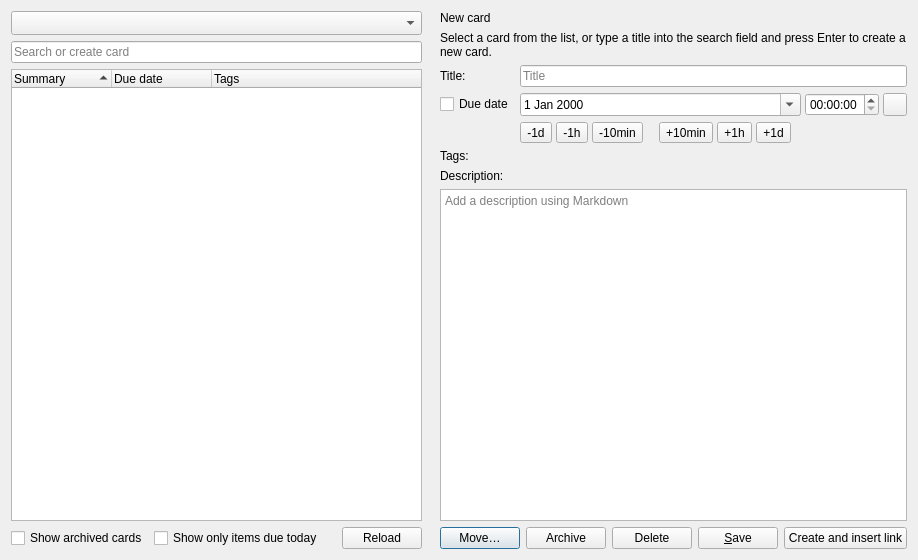
Above: src/dialogs/nextclouddeckdialog.ui from pbek/QOwnNotes before the change. Below: the same form after it.
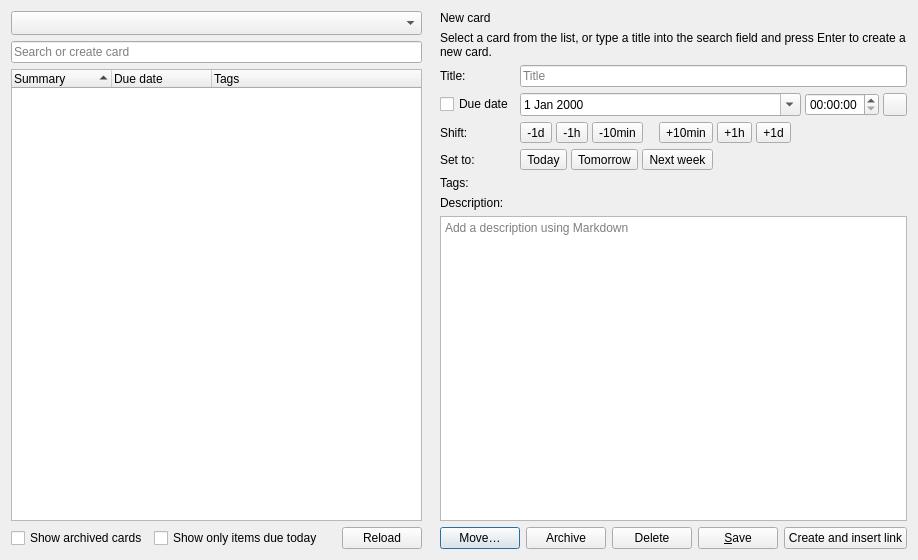
That is the form after the change. Icons and pictures are not drawn. Custom widgets are drawn as their Qt base class.

Commit message: #3856 deck: add quick due date buttons and label the shift buttons

```diff
--- a/src/dialogs/nextclouddeckdialog.ui
+++ b/src/dialogs/nextclouddeckdialog.ui
@@ -118,6 +118,16 @@
         </item>
        </layout>
       </item>
+      <item row="4" column="0">
+       <widget class="QLabel" name="dueDateShiftLabel">
+        <property name="toolTip">
+         <string>Move the due date earlier or later</string>
+        </property>
+        <property name="text">
+         <string>Shift:</string>
+        </property>
+       </widget>
+      </item>
       <item row="4" column="1">
        <widget class="QFrame" name="dueDateAdjustFrame">
         <property name="frameShape">
@@ -234,7 +244,87 @@
         </layout>
        </widget>
       </item>
-      <item row="5" column="0" alignment="Qt::AlignTop">
+      <item row="5" column="0">
+       <widget class="QLabel" name="dueDateSetLabel">
+        <property name="toolTip">
+         <string>Set the due date to a common day, the time is kept</string>
+        </property>
+        <property name="text">
+         <string>Set to:</string>
+        </property>
+       </widget>
+      </item>
+      <item row="5" column="1">
+       <widget class="QFrame" name="dueDateQuickFrame">
+        <property name="frameShape">
+         <enum>QFrame::NoFrame</enum>
+        </property>
+        <property name="frameShadow">
+         <enum>QFrame::Plain</enum>
+        </property>
+        <layout class="QHBoxLayout" name="dueDateQuickLayout">
+         <property name="spacing">
+          <number>4</number>
+         </property>
+         <property name="leftMargin">
+          <number>0</number>
+         </property>
+         <property name="topMargin">
+          <number>0</number>
+         </property>
+         <property name="rightMargin">
+          <number>0</number>
+         </property>
+         <property name="bottomMargin">
+          <number>0</number>
+         </property>
+         <item>
+          <widget class="QToolButton" name="dueDateTodayButton">
+           <property name="toolTip">
+            <string>Set the due date to today, the time is kept</string>
+           </property>
+           <property name="text">
+            <string>Today</string>
+           </property>
+          </widget>
+         </item>
+         <item>
+          <widget class="QToolButton" name="dueDateTomorrowButton">
+           <property name="toolTip">
+            <string>Set the due date to tomorrow, the time is kept</string>
+           </property>
+           <property name="text">
+            <string>Tomorrow</string>
+           </property>
+          </widget>
+         </item>
+         <item>
+          <widget class="QToolButton" name="dueDateNextWeekButton">
+           <property name="toolTip">
+            <string>Set the due date to the first day of next week, the time is kept</string>
+           </property>
+           <property name="text">
+            <string>Next week</string>
+           </property>
+          </widget>
+         </item>
+         <item>
+          <spacer name="dueDateQuickTrailingSpacer">
+           <property name="orientation">
+            <enum>Qt::Horizontal</enum>
+           </property>
+           <property name="sizeHint" stdset="0">
+            <size>
+             <width>0</width>
+             <height>10</height>
+            </size>
+           </property>
+          </spacer>
+         </item>
+        </layout>
+       </widget>
+      </item>
+      <item row="6" column="0" alignment="Qt::AlignTop">
        <widget class="QLabel" name="labelsLabel">
         <property name="toolTip">
          <string>Tags of the card, they are shared with all cards of the board</string>
@@ -247,10 +337,10 @@
         </property>
        </widget>
       </item>
-      <item row="5" column="1">
+      <item row="6" column="1">
        <widget class="TagChipsWidget" name="labelsWidget" native="true"/>
       </item>
-      <item row="6" column="0" colspan="2">
+      <item row="7" column="0" colspan="2">
        <widget class="QLabel" name="descriptionLabel">
         <property name="text">
          <string>Description:</string>
@@ -260,7 +350,7 @@
         </property>
        </widget>
       </item>
-      <item row="7" column="0" colspan="2">
+      <item row="8" column="0" colspan="2">
        <layout class="QVBoxLayout" name="descriptionLayout">
         <item>
          <widget class="QOwnNotesMarkdownTextEdit" name="descriptionTextEdit">
@@ -271,7 +361,7 @@
         </item>
        </layout>
       </item>
-      <item row="8" column="0" colspan="2">
+      <item row="9" column="0" colspan="2">
        <widget class="QFrame" name="buttonFrame">
         <property name="frameShape">
          <enum>QFrame::NoFrame</enum>
```
Left out of the diff: 3 changed lines with no effect on the pictures. The commit also changes 5 other files.
